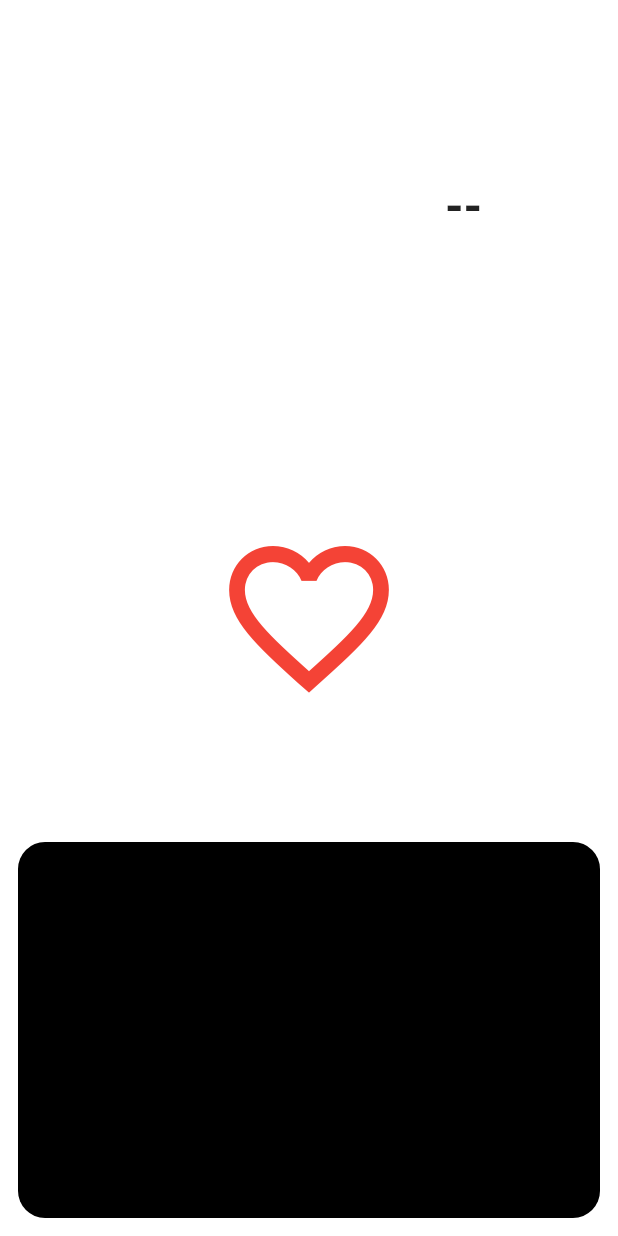
After one commit to openemr/app-flutter-openemr, a Flutter app: the HomeScreen screen opened by its route, after a tap on "Heart Rate", on a phone screen of 412 x 824 dp. The commit adds this screen. Run offline on Flutter 3.47's test engine with Material 2 defaults, Android fonts, the phone set to English and light mode, and no system bars; our stand-ins replace camera, charts_flutter, font_awesome_flutter, sqflite, wakelock; missing offline and left inert: barcode_scan; accounts and stored records are empty.

Commit message:
Added Heart rate module (#8)
* - Fixes and theme updates

* HeartRate Page

```diff
--- /dev/null
+++ b/lib/interface/heartRate/chart.dart
@@ -0,0 +1,36 @@
+import 'package:charts_flutter/flutter.dart' as charts;
+import 'package:flutter/material.dart';
+
+class Chart extends StatelessWidget {
+  final List<SensorValue> _data;
+
+  Chart(this._data);
+
+  @override
+  Widget build(BuildContext context) {
+    return new charts.TimeSeriesChart([
+      charts.Series<SensorValue, DateTime>(
+        id: 'Values',
+        colorFn: (_, __) => charts.MaterialPalette.green.shadeDefault,
+        domainFn: (SensorValue values, _) => values.time,
+        measureFn: (SensorValue values, _) => values.value,
+        data: _data,
+      )
+    ],
+        animate: false,
+        primaryMeasureAxis: charts.NumericAxisSpec(
+          tickProviderSpec:
+              charts.BasicNumericTickProviderSpec(zeroBound: false),
+          renderSpec: charts.NoneRenderSpec(),
+        ),
+        domainAxis: new charts.DateTimeAxisSpec(
+            renderSpec: new charts.NoneRenderSpec()));
+  }
+}
+
+class SensorValue {
+  final DateTime time;
+  final double value;
+
+  SensorValue(this.time, this.value);
+}
--- /dev/null
+++ b/lib/interface/heartRate/heartRate.dart
@@ -0,0 +1,200 @@
+import 'package:camera/camera.dart';
+import 'package:flutter/material.dart';
+import 'package:wakelock/wakelock.dart';
+import 'chart.dart';
+
+class HeartRate extends StatefulWidget {
+  @override
+  HeartRateView createState() {
+    return HeartRateView();
+  }
+}
+
+class HeartRateView extends State<HeartRate> {
+  bool _toggled = false;
+  bool _processing = false;
+  List<SensorValue> _data = [];
+  CameraController _controller;
+  double _alpha = 0.3;
+  int _bpm = 0;
+
+  _toggle() {
+    _initController().then((onValue) {
+      Wakelock.enable();
+      setState(() {
+        _toggled = true;
+        _processing = false;
+      });
+      _updateBPM();
+    });
+  }
+
+  _untoggle() {
+    _disposeController();
+    Wakelock.disable();
+    setState(() {
+      _toggled = false;
+      _processing = false;
+    });
+  }
+
+  Future<void> _initController() async {
+    try {
+      List _cameras = await availableCameras();
+      _controller = CameraController(_cameras.first, ResolutionPreset.low);
+      await _controller.initialize();
+      Future.delayed(Duration(milliseconds: 500)).then((onValue) {
+        _controller.flash(true);
+      });
+      _controller.startImageStream((CameraImage image) {
+        if (!_processing) {
+          setState(() {
+            _processing = true;
+          });
+          _scanImage(image);
+        }
+      });
+    } catch (Exception) {
+      print(Exception);
+    }
+  }
+
+  _updateBPM() async {
+    List<SensorValue> _values;
+    double _avg;
+    int _n;
+    double _m;
+    double _threshold;
+    double _bpm;
+    int _counter;
+    int _previous;
+    while (_toggled) {
+      _values = List.from(_data);
+      _avg = 0;
+      _n = _values.length;
+      _m = 0;
+      _values.forEach((SensorValue value) {
+        _avg += value.value / _n;
+        if (value.value > _m) _m = value.value;
+      });
+      _threshold = (_m + _avg) / 2;
+      _bpm = 0;
+      _counter = 0;
+      _previous = 0;
+      for (int i = 1; i < _n; i++) {
+        if (_values[i - 1].value < _threshold &&
+            _values[i].value > _threshold) {
+          if (_previous != 0) {
+            _counter++;
+            _bpm +=
+                60000 / (_values[i].time.millisecondsSinceEpoch - _previous);
+          }
+          _previous = _values[i].time.millisecondsSinceEpoch;
+        }
+      }
+      if (_counter > 0) {
+        _bpm = _bpm / _counter;
+        setState(() {
+          _bpm = (1 - _alpha) * _bpm + _alpha * _bpm;
+        });
+      }
+      await Future.delayed(Duration(milliseconds: (1000 * 50 / 30).round()));
+    }
+  }
+
+  _scanImage(CameraImage image) {
+    double _avg =
+        image.planes.first.bytes.reduce((value, element) => value + element) /
+            image.planes.first.bytes.length;
+    if (_data.length >= 50) {
+      _data.removeAt(0);
+    }
+    setState(() {
+      _data.add(SensorValue(DateTime.now(), _avg));
+    });
+    Future.delayed(Duration(milliseconds: 1000 ~/ 30)).then((onValue) {
+      setState(() {
+        _processing = false;
+      });
+    });
+  }
+
+  _disposeController() {
+    _controller.dispose();
+    _controller = null;
+  }
+
+  @override
+  void dispose() {
+    _disposeController();
+    super.dispose();
+  }
+
+  @override
+  Widget build(BuildContext context) {
+    if(_data.length > 0){
+      setState(() {
+      _bpm= _data[0].value.toInt();
+    });
+    }
+
+    print(_bpm);
+    return Scaffold(
+      backgroundColor: Colors.white,
+      body: SafeArea(
+        child: Column(
+          children: <Widget>[
+            Expanded(
+              child: Row(
+                children: <Widget>[
+                  Expanded(
+                    child: Center(
+                      child: _controller == null
+                          ? Container()
+                          : CameraPreview(_controller),
+                    ),
+                  ),
+                  Expanded(
+                    child: Center(
+                      child: Text(
+                        (_bpm > 30 && _bpm < 150 ? _bpm.round().toString() : "--"),
+                        style: TextStyle(fontSize: 32, fontWeight: FontWeight.bold),
+                      ),
+                    ),
+                  ),
+                ],
+              ),
+            ),
+            Expanded(
+              child: Center(
+                child: IconButton(
+                  icon: Icon(_toggled ? Icons.favorite : Icons.favorite_border),
+                  color: Colors.red,
+                  iconSize: 128,
+                  onPressed: () {
+                    if (_toggled) {
+                      _untoggle();
+                    } else {
+                      _toggle();
+                    }
+                  },
+                ),
+              ),
+            ),
+            Expanded(
+              child: Container(
+                margin: EdgeInsets.all(12),
+                decoration: BoxDecoration(
+                    borderRadius: BorderRadius.all(
+                      Radius.circular(18),
+                    ),
+                    color: Colors.black),
+                child: Chart(_data),
+              ),
+            ),
+          ],
+        ),
+      ),
+    );
+  }
+}
--- a/lib/interface/home/home.dart
+++ b/lib/interface/home/home.dart
@@ -65,6 +65,28 @@ class HomeScreen extends StatelessWidget {
                                               semanticLabel: 'Patient List',
                                             ),
                                             Text("Patient List",
+                                                style: TextStyle(fontSize: 16)),
+                                          ],
+                                        ),
+                                      ))),
+                              Card(
+                                  elevation: 5,
+                                  child: InkWell(
+                                      onTap: () {
+                                        Navigator.of(context)
+                                            .pushNamed("/heartRate");
+                                      },
+                                      child: Padding(
+                                        padding: EdgeInsets.all(10.0),
+                                        child: Column(
+                                          children: <Widget>[
+                                            FaIcon(
+                                              FontAwesomeIcons.heartbeat,
+                                              color: Colors.pink,
+                                              size: 70.0,
+                                              semanticLabel: 'Heart Rate',
+                                            ),
+                                            Text("Heart Rate",
                                                 style: TextStyle(fontSize: 16)),
                                           ],
                                         ),
--- a/lib/router.dart
+++ b/lib/router.dart
@@ -3,11 +3,13 @@ import 'package:openemr/interface/home/home.dart';
 import 'package:openemr/interface/login/login.dart';
 import 'package:openemr/interface/qrCode/qr_code.dart';
 import 'package:openemr/interface/patientList/patientList.dart';
+import 'package:openemr/interface/heartRate/heartRate.dart';
 
 final routes = {
   '/login':         (BuildContext context) => new LoginScreen(),
   '/home':          (BuildContext context) => new HomeScreen(),
   '/qrCode':        (BuildContext context) => new QrCode(),
   '/patientList':   (BuildContext context) => new PatientList(),
+  '/heartRate':   (BuildContext context) => new HeartRate(),
   '/' :             (BuildContext context) => new LoginScreen(),
 };
```
Also changed, not shown: pubspec.yaml (+7 -0 lines), pubspec.lock, 1 other file.
